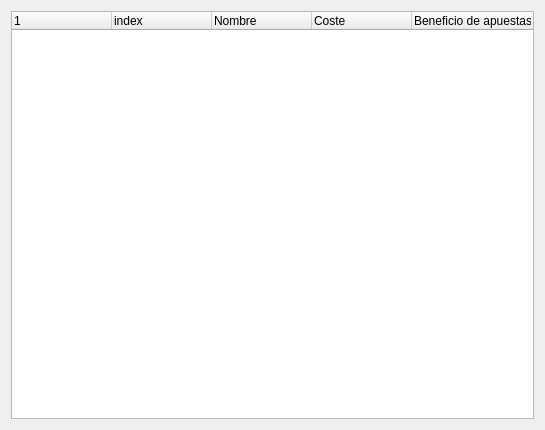
The window that ui/tipsters.ui (soker90/betcon) describes before a commit, drawn with Qt 5.
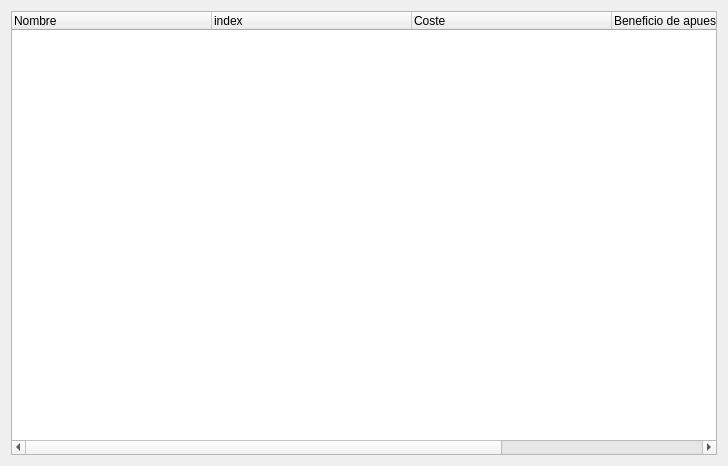
The same window after the commit.

Diff of the .ui file:
```diff
--- a/ui/tipsters.ui
+++ b/ui/tipsters.ui
@@ -6,8 +6,8 @@
    <rect>
     <x>0</x>
     <y>0</y>
-    <width>545</width>
-    <height>430</height>
+    <width>728</width>
+    <height>466</height>
    </rect>
   </property>
   <property name="windowTitle">
@@ -16,21 +16,19 @@
   <layout class="QVBoxLayout" name="verticalLayout">
    <item>
     <widget class="QTreeWidget" name="treeMain">
-     <column>
-      <property name="text">
-       <string notr="true"/>
-      </property>
-     </column>
-     <column>
-      <property name="text">
-       <string>index</string>
-      </property>
-     </column>
+     <attribute name="headerDefaultSectionSize">
+      <number>200</number>
+     </attribute>
      <column>
       <property name="text">
        <string>Nombre</string>
       </property>
      </column>
+     <column>
+      <property name="text">
+       <string>index</string>
+      </property>
+     </column>
      <column>
       <property name="text">
        <string>Coste</string>
@@ -41,6 +39,11 @@
        <string>Beneficio de apuestas</string>
       </property>
      </column>
+     <column>
+      <property name="text">
+       <string>Balance</string>
+      </property>
+     </column>
     </widget>
    </item>
   </layout>
```
